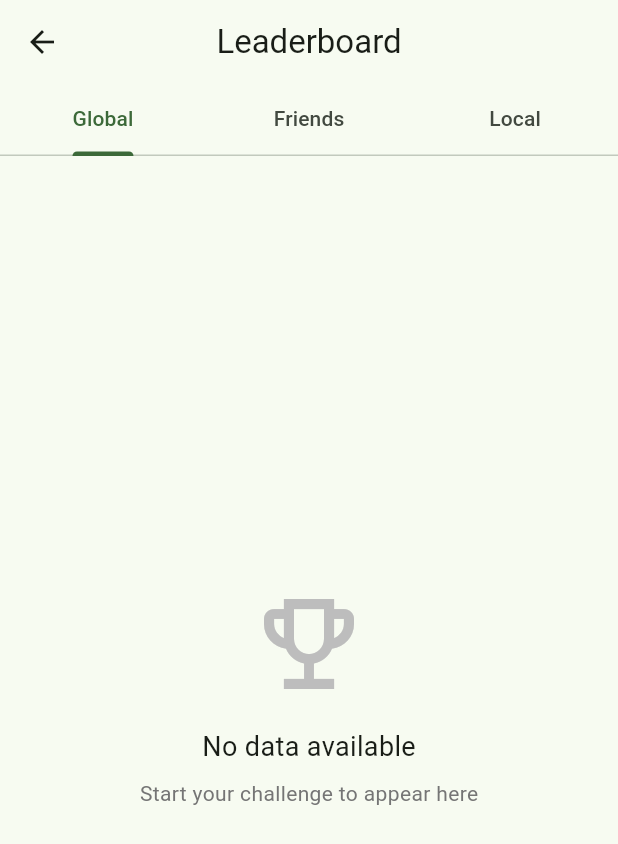
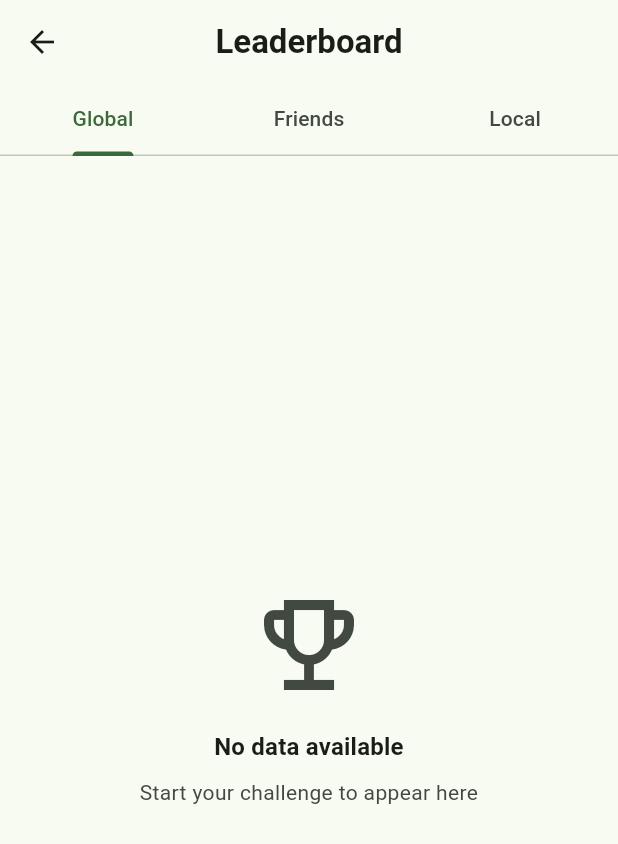
Before and after one commit to Istiaq66/subhwarrior, a Flutter app: the LeaderboardScreen screen opened directly, on a phone screen of 412 x 824 dp. Shown: the top 844 px of the screen. Run offline on Flutter 3.47's test engine with Material 3 defaults, Android fonts, the phone set to English and light mode, and no system bars; our stand-ins replace cloud_firestore, firebase_core, fl_chart, flutter_local_notifications, flutter_timezone, geocoding and 7 more; accounts and stored records are empty.

Commit message:
feat: Implement comprehensive theme system and centralized UI components
This commit introduces a structured theme engine using Material 3, migrates the theme provider to support 3-way mode selection, and standardizes common UI states.

### Key Changes:

-   **Theme System:**
    -   Added a centralized `AppTheme` with support for light, dark, and system modes.
    -   Introduced `AppPalette` and `AppColorsX` (ThemeExtension) to manage brand colors, semantic colors (success, warning), and leaderboard gradients.
    -   Implemented `AppSpacing` and `AppRadius` tokens to ensure layout consistency.
    -   Defined `AppTypography` to standardize font weights across the application.

-   **ThemeProvider Refactor:**
    -   Updated `ThemeProvider` to use `ThemeMode` (system/light/dark) instead of a simple boolean.
    -   Added logic to migrate legacy `isDarkMode` preferences to the new `themeMode` key in `SharedPreferences`.

-   **Standardized Widgets:**
    -   Created `LoadingView`, `ErrorView`, and `EmptyView` in `lib/shared/widgets` to replace ad-hoc implementations across screens.
    -   Integrated these views into `LeaderboardScreen` and `PrayerTimeCard`.

-   **UI Enhancements:**
    -   Replaced `Color.withOpacity` with the modern `Color.withValues(alpha: ...)` API.
    -   Updated `LeaderboardScreen` to use semantic colors from the theme extension (gold, silver, bronze medals).
    -   Converted the dark mode toggle in `SettingsScreen` to a `SegmentedButton` for theme selection.
    -   Updated `StreakCard` and `PrayerTimeCard` to utilize the new theme tokens and gradients.

```diff
--- /dev/null
+++ b/lib/core/theme/app_colors.dart
@@ -0,0 +1,131 @@
+import 'package:flutter/material.dart';
+
+/// Raw brand palette. Use these only to *build* the [ThemeData]
+/// ([AppTheme]); widgets should read colors from `Theme.of(context)` /
+/// [AppColorsX] instead of referencing these directly.
+abstract final class AppPalette {
+  AppPalette._();
+
+  /// Islamic green — the seed for the Material 3 [ColorScheme].
+  static const Color seed = Color(0xFF1B5E20);
+
+  // Semantic source colors (tuned per brightness in [AppColorsX]).
+  static const Color success = Color(0xFF2E7D32);
+  static const Color successDark = Color(0xFF66BB6A);
+  static const Color warning = Color(0xFFEF6C00);
+  static const Color warningDark = Color(0xFFFFB74D);
+
+  // Streak flame gradient.
+  static const Color streakStart = Color(0xFFFF6D00);
+  static const Color streakEnd = Color(0xFFFFA726);
+
+  // Leaderboard rank medals.
+  static const Color gold = Color(0xFFFFC107);
+  static const Color silver = Color(0xFFBDBDBD);
+  static const Color bronze = Color(0xFF8D6E63);
+}
+
+/// Semantic colors that have no direct Material 3 [ColorScheme] role.
+///
+/// Exposed via `Theme.of(context).extension<AppColorsX>()!` — never hardcode
+/// `Colors.green/orange/amber` in widgets. Provides light/dark variants and
+/// [lerp] so theme transitions animate.
+@immutable
+class AppColorsX extends ThemeExtension<AppColorsX> {
+  const AppColorsX({
+    required this.success,
+    required this.onSuccess,
+    required this.warning,
+    required this.onWarning,
+    required this.streakGradientStart,
+    required this.streakGradientEnd,
+    required this.gold,
+    required this.silver,
+    required this.bronze,
+  });
+
+  final Color success;
+  final Color onSuccess;
+  final Color warning;
+  final Color onWarning;
+  final Color streakGradientStart;
+  final Color streakGradientEnd;
+  final Color gold;
+  final Color silver;
+  final Color bronze;
+
+  /// Convenience for the streak flame gradient.
+  List<Color> get streakGradient => [streakGradientStart, streakGradientEnd];
+
+  static const light = AppColorsX(
+    success: AppPalette.success,
+    onSuccess: Colors.white,
+    warning: AppPalette.warning,
+    onWarning: Colors.white,
+    streakGradientStart: AppPalette.streakStart,
+    streakGradientEnd: AppPalette.streakEnd,
+    gold: AppPalette.gold,
+    silver: AppPalette.silver,
+    bronze: AppPalette.bronze,
+  );
+
+  static const dark = AppColorsX(
+    success: AppPalette.successDark,
+    onSuccess: Color(0xFF003300),
+    warning: AppPalette.warningDark,
+    onWarning: Color(0xFF3E2600),
+    streakGradientStart: AppPalette.streakStart,
+    streakGradientEnd: AppPalette.streakEnd,
+    gold: AppPalette.gold,
+    silver: AppPalette.silver,
+    bronze: AppPalette.bronze,
+  );
+
+  @override
+  AppColorsX copyWith({
+    Color? success,
+    Color? onSuccess,
+    Color? warning,
+    Color? onWarning,
+    Color? streakGradientStart,
+    Color? streakGradientEnd,
+    Color? gold,
+    Color? silver,
+    Color? bronze,
+  }) {
+    return AppColorsX(
+      success: success ?? this.success,
+      onSuccess: onSuccess ?? this.onSuccess,
+      warning: warning ?? this.warning,
+      onWarning: onWarning ?? this.onWarning,
+      streakGradientStart: streakGradientStart ?? this.streakGradientStart,
+      streakGradientEnd: streakGradientEnd ?? this.streakGradientEnd,
+      gold: gold ?? this.gold,
+      silver: silver ?? this.silver,
+      bronze: bronze ?? this.bronze,
+    );
+  }
+
+  @override
+  AppColorsX lerp(ThemeExtension<AppColorsX>? other, double t) {
+    if (other is! AppColorsX) return this;
+    return AppColorsX(
+      success: Color.lerp(success, other.success, t)!,
+      onSuccess: Color.lerp(onSuccess, other.onSuccess, t)!,
+      warning: Color.lerp(warning, other.warning, t)!,
+      onWarning: Color.lerp(onWarning, other.onWarning, t)!,
+      streakGradientStart:
+          Color.lerp(streakGradientStart, other.streakGradientStart, t)!,
+      streakGradientEnd:
+          Color.lerp(streakGradientEnd, other.streakGradientEnd, t)!,
+      gold: Color.lerp(gold, other.gold, t)!,
+      silver: Color.lerp(silver, other.silver, t)!,
+      bronze: Color.lerp(bronze, other.bronze, t)!,
+    );
+  }
+}
+
+/// Sugar: `context.appColors.success` instead of the verbose extension lookup.
+extension AppColorsContext on BuildContext {
+  AppColorsX get appColors => Theme.of(this).extension<AppColorsX>()!;
+}
--- /dev/null
+++ b/lib/core/theme/app_spacing.dart
@@ -0,0 +1,41 @@
+import 'package:flutter/widgets.dart';
+
+/// Spacing scale. Replace ad-hoc `SizedBox`/`EdgeInsets`/`padding: 16` with
+/// these tokens so spacing stays consistent and tunable in one place.
+abstract final class AppSpacing {
+  AppSpacing._();
+
+  static const double xs = 4;
+  static const double sm = 8;
+  static const double md = 16;
+  static const double lg = 24;
+  static const double xl = 32;
+  static const double xxl = 48;
+
+  // Pre-built vertical/horizontal gaps for `Column`/`Row` children.
+  static const Widget gapXs = SizedBox(height: xs, width: xs);
+  static const Widget vGapXs = SizedBox(height: xs);
+  static const Widget vGapSm = SizedBox(height: sm);
+  static const Widget vGapMd = SizedBox(height: md);
+  static const Widget vGapLg = SizedBox(height: lg);
+  static const Widget vGapXl = SizedBox(height: xl);
+  static const Widget hGapXs = SizedBox(width: xs);
+  static const Widget hGapSm = SizedBox(width: sm);
+  static const Widget hGapMd = SizedBox(width: md);
+  static const Widget hGapLg = SizedBox(width: lg);
+}
+
+/// Corner-radius scale.
+abstract final class AppRadius {
+  AppRadius._();
+
+  static const double sm = 8;
+  static const double md = 12;
+  static const double lg = 16;
+  static const double xl = 20;
+
+  static const BorderRadius brSm = BorderRadius.all(Radius.circular(sm));
+  static const BorderRadius brMd = BorderRadius.all(Radius.circular(md));
+  static const BorderRadius brLg = BorderRadius.all(Radius.circular(lg));
+  static const BorderRadius brXl = BorderRadius.all(Radius.circular(xl));
+}
--- a/lib/screens/leader_board_screen.dart
+++ b/lib/screens/leader_board_screen.dart
@@ -2,6 +2,10 @@ import 'package:flutter/material.dart';
 import 'package:cloud_firestore/cloud_firestore.dart';
 import 'package:provider/provider.dart';
 import 'package:subh_warrior/providers/challenge_provider.dart';
+import 'package:subh_warrior/core/theme/app_colors.dart';
+import 'package:subh_warrior/shared/widgets/empty_view.dart';
+import 'package:subh_warrior/shared/widgets/error_view.dart';
+import 'package:subh_warrior/shared/widgets/loading_view.dart';
 
 class LeaderboardScreen extends StatefulWidget {
   const LeaderboardScreen({super.key});
@@ -64,13 +68,11 @@ class _LeaderboardScreenState extends State<LeaderboardScreen>
           .snapshots(),
       builder: (context, snapshot) {
         if (snapshot.connectionState == ConnectionState.waiting) {
-          return const Center(child: CircularProgressIndicator());
+          return const LoadingView();
         }
 
         if (snapshot.hasError) {
-          return Center(
-            child: Text('Error: ${snapshot.error}'),
-          );
+          return ErrorView(detail: snapshot.error.toString());
         }
 
         if (!snapshot.hasData || snapshot.data!.docs.isEmpty) {
@@ -98,27 +100,10 @@ class _LeaderboardScreenState extends State<LeaderboardScreen>
   }
 
   Widget _buildFriendsLeaderboard() {
-    return Center(
-      child: Column(
-        mainAxisAlignment: MainAxisAlignment.center,
-        children: [
-          Icon(
-            Icons.people_outline,
-            size: 80,
-            color: Theme.of(context).colorScheme.secondary,
-          ),
-          const SizedBox(height: 16),
-          const Text(
-            'Friend leaderboard coming soon!',
-            style: TextStyle(fontSize: 18),
-          ),
-          const SizedBox(height: 8),
-          const Text(
-            'Connect with friends to compete together',
-            style: TextStyle(color: Colors.grey),
-          ),
-        ],
-      ),
+    return const EmptyView(
+      icon: Icons.people_outline,
+      title: 'Friend leaderboard coming soon!',
+      subtitle: 'Connect with friends to compete together',
     );
   }
 
@@ -126,25 +111,12 @@ class _LeaderboardScreenState extends State<LeaderboardScreen>
     final userLocation = context.read<ChallengeProvider>().userLocation;
 
     if (userLocation.isEmpty) {
-      return Center(
-        child: Column(
-          mainAxisAlignment: MainAxisAlignment.center,
-          children: [
-            const Icon(
-              Icons.location_off,
-              size: 80,
-              color: Colors.grey,
-            ),
-            const SizedBox(height: 16),
-            const Text('Set your location to see local warriors'),
-            const SizedBox(height: 8),
-            ElevatedButton(
-              onPressed: () {
-                Navigator.pushNamed(context, '/settings');
-              },
-              child: const Text('Set Location'),
-            ),
-          ],
+      return EmptyView(
+        icon: Icons.location_off,
+        title: 'Set your location to see local warriors',
+        action: ElevatedButton(
+          onPressed: () => Navigator.pushNamed(context, '/settings'),
+          child: const Text('Set Location'),
         ),
       );
     }
@@ -158,25 +130,13 @@ class _LeaderboardScreenState extends State<LeaderboardScreen>
           .snapshots(),
       builder: (context, snapshot) {
         if (snapshot.connectionState == ConnectionState.waiting) {
-          return const Center(child: CircularProgressIndicator());
+          return const LoadingView();
         }
 
         if (snapshot.hasError) {
-          return Center(
-            child: Column(
-              mainAxisAlignment: MainAxisAlignment.center,
-              children: [
-                const Icon(Icons.error_outline, size: 60, color: Colors.red),
-                const SizedBox(height: 16),
-                Text('Error loading leaderboard'),
-                const SizedBox(height: 8),
-                Text(
-                  snapshot.error.toString(),
-                  style: const TextStyle(fontSize: 12, color: Colors.grey),
-                  textAlign: TextAlign.center,
-                ),
-              ],
-            ),
+          return ErrorView(
+            message: 'Error loading leaderboard',
+            detail: snapshot.error.toString(),
           );
         }
 
@@ -234,7 +194,7 @@ class _LeaderboardScreenState extends State<LeaderboardScreen>
           width: 48,
           height: 48,
           decoration: BoxDecoration(
-            color: rankColor.withOpacity(0.1),
+            color: rankColor.withValues(alpha: 0.1),
             shape: BoxShape.circle,
             border: Border.all(
               color: rankColor,
@@ -297,8 +257,8 @@ class _LeaderboardScreenState extends State<LeaderboardScreen>
                 ? Theme.of(context)
                     .colorScheme
                     .onPrimaryContainer
-                    .withOpacity(0.7)
-                : Colors.grey,
+                    .withValues(alpha: 0.7)
+                : Theme.of(context).colorScheme.onSurfaceVariant,
           ),
         ),
         trailing: Column(
@@ -308,7 +268,8 @@ class _LeaderboardScreenState extends State<LeaderboardScreen>
             Row(
               mainAxisSize: MainAxisSize.min,
               children: [
-                const Icon(Icons.check_circle, size: 16, color: Colors.green),
+                Icon(Icons.check_circle,
+                    size: 16, color: context.appColors.success),
                 const SizedBox(width: 4),
                 Text(
                   '$qualifyingDays days',
@@ -326,14 +287,16 @@ class _LeaderboardScreenState extends State<LeaderboardScreen>
                 Icon(
                   Icons.local_fire_department,
                   size: 14,
-                  color: currentStreak > 0 ? Colors.orange : Colors.grey,
+                  color: currentStreak > 0
+                      ? context.appColors.warning
+                      : Theme.of(context).colorScheme.onSurfaceVariant,
                 ),
                 const SizedBox(width: 4),
                 Text(
                   '$currentStreak streak',
                   style: TextStyle(
                     fontSize: 12,
-                    color: Colors.grey.shade600,
+                    color: Theme.of(context).colorScheme.onSurfaceVariant,
                   ),
                 ),
               ],
@@ -345,29 +308,12 @@ class _LeaderboardScreenState extends State<LeaderboardScreen>
   }
 
   Widget _buildEmptyLeaderboard({bool isLocal = false}) {
-    return Center(
-      child: Column(
-        mainAxisAlignment: MainAxisAlignment.center,
-        children: [
-          Icon(
-            Icons.emoji_events_outlined,
-            size: 80,
-            color: Colors.grey.shade400,
-          ),
-          const SizedBox(height: 16),
-          Text(
-            isLocal ? 'No warriors in your area yet!' : 'No data available',
-            style: const TextStyle(fontSize: 18),
-          ),
-          const SizedBox(height: 8),
-          Text(
-            isLocal
-                ? 'Be the first to start the challenge'
-                : 'Start your challenge to appear here',
-            style: TextStyle(color: Colors.grey.shade600),
-          ),
-        ],
-      ),
+    return EmptyView(
+      icon: Icons.emoji_events_outlined,
+      title: isLocal ? 'No warriors in your area yet!' : 'No data available',
+      subtitle: isLocal
+          ? 'Be the first to start the challenge'
+          : 'Start your challenge to appear here',
     );
   }
 
@@ -392,11 +338,11 @@ class _LeaderboardScreenState extends State<LeaderboardScreen>
   Color _getRankColor(int rank) {
     switch (rank) {
       case 1:
-        return Colors.amber;
+        return context.appColors.gold;
       case 2:
-        return Colors.grey.shade400;
+        return context.appColors.silver;
       case 3:
-        return Colors.brown.shade400;
+        return context.appColors.bronze;
       default:
         return Theme.of(context).colorScheme.primary;
     }
--- a/lib/screens/progress_screen.dart
+++ b/lib/screens/progress_screen.dart
@@ -112,7 +112,7 @@ class _ProgressScreenState extends State<ProgressScreen> {
           label,
           style: TextStyle(
             fontSize: 12,
-            color: color.withOpacity(0.9),
+            color: color.withValues(alpha: 0.9),
           ),
         ),
       ],
--- /dev/null
+++ b/lib/shared/widgets/empty_view.dart
@@ -0,0 +1,55 @@
+import 'package:flutter/material.dart';
+
+import '../../core/theme/app_spacing.dart';
+
+/// Standard empty state: icon, title, optional subtitle and action.
+class EmptyView extends StatelessWidget {
+  const EmptyView({
+    super.key,
+    required this.icon,
+    required this.title,
+    this.subtitle,
+    this.action,
+  });
+
+  final IconData icon;
+  final String title;
+  final String? subtitle;
+  final Widget? action;
+
+  @override
+  Widget build(BuildContext context) {
+    final scheme = Theme.of(context).colorScheme;
+    return Center(
+      child: Padding(
+        padding: const EdgeInsets.all(AppSpacing.lg),
+        child: Column(
+          mainAxisSize: MainAxisSize.min,
+          children: [
+            Icon(icon, size: 80, color: scheme.onSurfaceVariant),
+            AppSpacing.vGapMd,
+            Text(
+              title,
+              style: Theme.of(context).textTheme.titleMedium,
+              textAlign: TextAlign.center,
+            ),
+            if (subtitle != null) ...[
+              AppSpacing.vGapSm,
+              Text(
+                subtitle!,
+                style: Theme.of(context).textTheme.bodyMedium?.copyWith(
+                      color: scheme.onSurfaceVariant,
+                    ),
+                textAlign: TextAlign.center,
+              ),
+            ],
+            if (action != null) ...[
+              AppSpacing.vGapMd,
+              action!,
+            ],
+          ],
+        ),
+      ),
+    );
+  }
+}
```
Also changed, not shown: lib/core/theme/app_theme.dart (added, +49 -0 lines), lib/core/theme/app_typography.dart (added, +24 -0 lines), lib/main.dart (+4 -24 lines), lib/providers/theme_provider.dart (+25 -11 lines), lib/screens/logday_screen.dart (+4 -4 lines), lib/screens/onboarding_screen.dart (+4 -4 lines), lib/screens/settings_screen.dart (+30 -8 lines), lib/shared/widgets/error_view.dart (added, +55 -0 lines), lib/shared/widgets/loading_view.dart (added, +25 -0 lines), lib/widgets/prayer_time_card.dart (+23 -33 lines), lib/widgets/streak_card.dart (+12 -13 lines).
